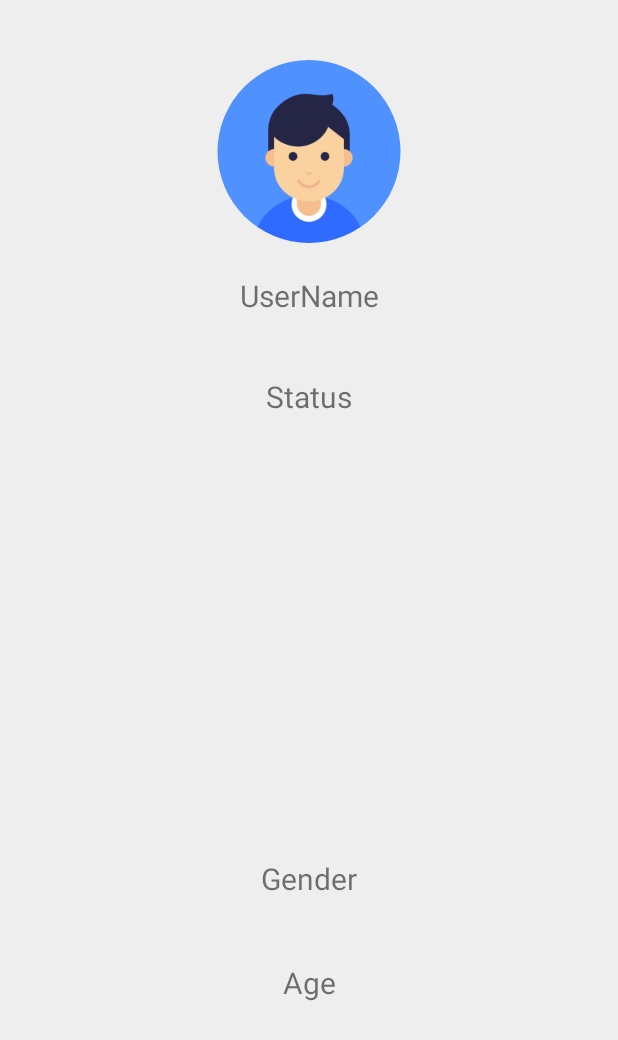
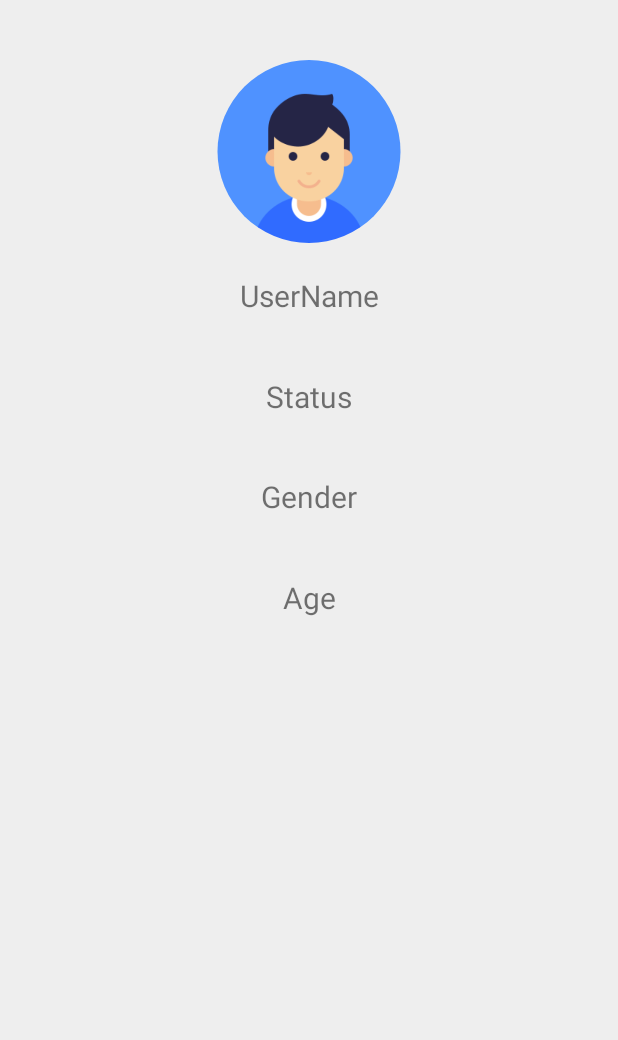
Before and after one commit to randikawann/COMOAndroid, an Android app: the ProfileActivity screen opened directly, with no data from a screen before it, on a phone screen of 412 x 824 dp. Shown: the top 1040 px of the screen. Run offline under Robolectric (Android 15) with nearby library versions, the phone set to English and light mode, and no system bars; our stand-ins replace CircleImageView, Firebase (no records; nobody signed in at launch, a user with empty details on screens opened directly), Picasso.

Commit message:
add all textbox from top

```diff
--- a/app/src/main/res/layout/activity_profile.xml
+++ b/app/src/main/res/layout/activity_profile.xml
@@ -42,9 +42,9 @@
         android:id="@+id/tvGender"
         android:layout_width="match_parent"
         android:layout_height="50dp"
-        android:layout_alignParentBottom="true"
         android:layout_alignParentStart="true"
-        android:layout_marginBottom="213dp"
+        android:layout_alignParentTop="true"
+        android:layout_marginTop="306dp"
         android:gravity="center"
         android:text="Gender"
         android:textSize="20sp" />
@@ -53,9 +53,9 @@
         android:id="@+id/tvAge"
         android:layout_width="match_parent"
         android:layout_height="50dp"
-        android:layout_alignParentBottom="true"
         android:layout_alignParentStart="true"
-        android:layout_marginBottom="144dp"
+        android:layout_alignParentTop="true"
+        android:layout_marginTop="373dp"
         android:gravity="center"
         android:text="Age"
         android:textSize="20sp" />
```
